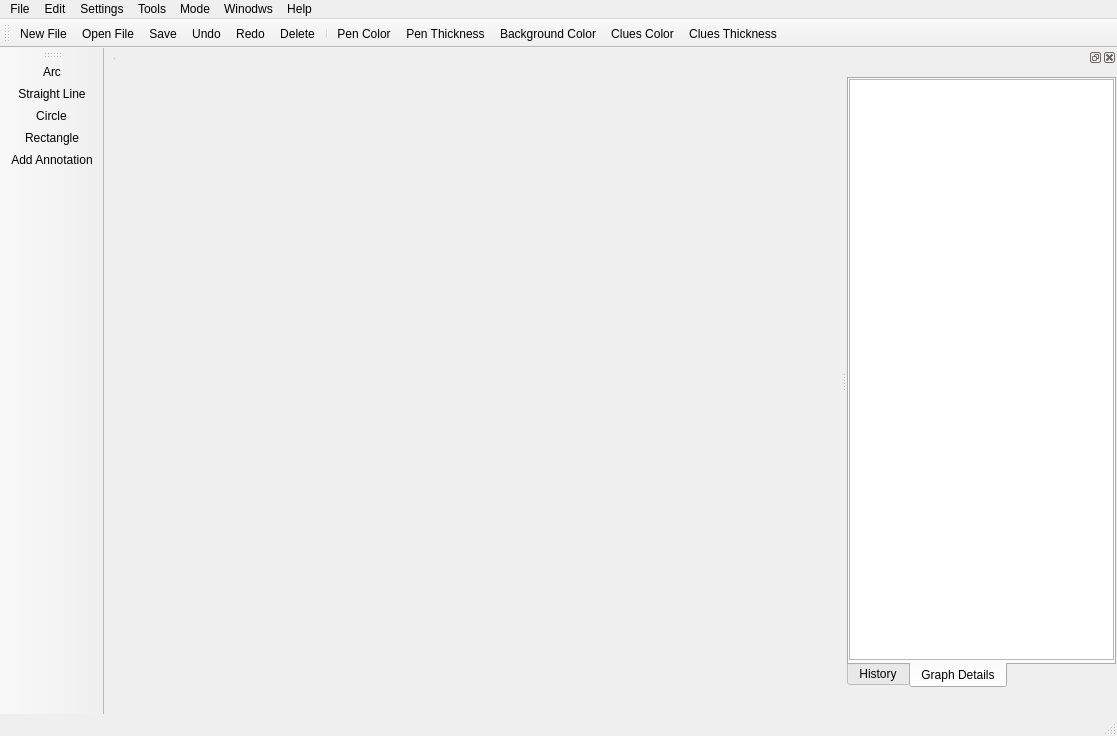
The window that src/QtApp/MainWindow.ui (BBlance/Discrete_math.graph_theory) describes before a commit, drawn with Qt 5.
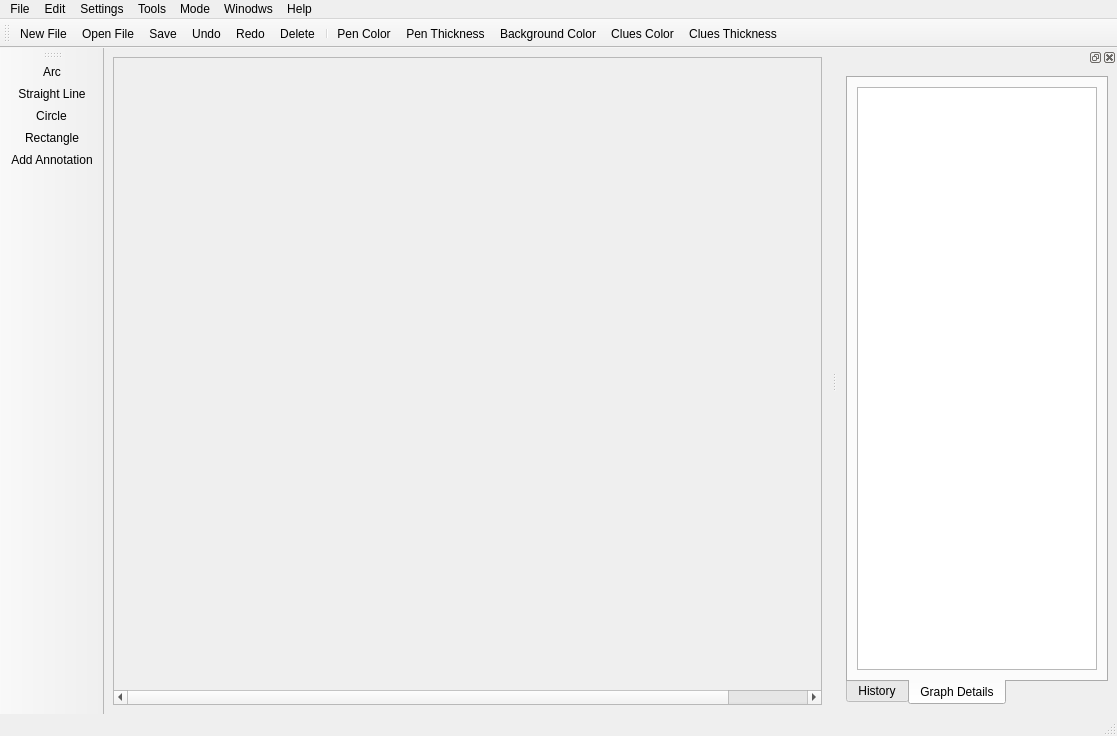
The same window after the commit. The open tabs and pages were chosen to show the change. Icons and pictures are not drawn.

```diff
--- a/src/QtApp/MainWindow.ui
+++ b/src/QtApp/MainWindow.ui
@@ -14,15 +14,9 @@
    <string>MainWindow</string>
   </property>
   <widget class="QWidget" name="centralwidget">
+   <layout class="QVBoxLayout" name="verticalLayout_4">
+    <item>
    <widget class="QScrollArea" name="scrollArea">
-    <property name="geometry">
-     <rect>
-      <x>10</x>
-      <y>10</y>
-      <width>1</width>
-      <height>1</height>
-     </rect>
-    </property>
     <property name="sizePolicy">
      <sizepolicy hsizetype="Expanding" vsizetype="Ignored">
       <horstretch>0</horstretch>
@@ -30,7 +24,7 @@
      </sizepolicy>
     </property>
     <property name="widgetResizable">
-     <bool>true</bool>
+       <bool>false</bool>
     </property>
     <widget class="QWidget" name="scrollAreaWidgetContents">
      <property name="geometry">
@@ -38,7 +32,7 @@
        <x>0</x>
        <y>0</y>
        <width>800</width>
-       <height>600</height>
+         <height>610</height>
       </rect>
      </property>
      <property name="minimumSize">
@@ -47,8 +41,15 @@
        <height>600</height>
       </size>
      </property>
-    </widget>
-   </widget>
+       <layout class="QHBoxLayout" name="horizontalLayout_2">
+        <item>
+         <widget class="QWidget" name="pixmap" native="true"/>
+        </item>
+       </layout>
+      </widget>
+     </widget>
+    </item>
+   </layout>
   </widget>
   <widget class="QMenuBar" name="menubar">
    <property name="geometry">
@@ -312,7 +313,7 @@
    <property name="minimumSize">
     <size>
      <width>270</width>
-     <height>40</height>
+     <height>178</height>
     </size>
    </property>
    <property name="maximumSize">
@@ -334,21 +335,12 @@
       <height>0</height>
      </size>
     </property>
-    <widget class="QWidget" name="verticalLayoutWidget">
-     <property name="geometry">
-      <rect>
-       <x>0</x>
-       <y>10</y>
-       <width>271</width>
-       <height>611</height>
-      </rect>
-     </property>
-     <layout class="QVBoxLayout" name="verticalLayout">
+    <layout class="QVBoxLayout" name="verticalLayout_2">
       <item>
        <widget class="QTabWidget" name="propertyTab">
         <property name="maximumSize">
          <size>
-          <width>269</width>
+         <width>16777215</width>
           <height>16777215</height>
          </size>
         </property>
@@ -362,6 +354,8 @@
          <attribute name="title">
           <string>History</string>
          </attribute>
+        <layout class="QVBoxLayout" name="verticalLayout">
+         <item>
          <widget class="QUndoView" name="undoView">
           <property name="geometry">
            <rect>
@@ -384,38 +378,35 @@
            </size>
           </property>
          </widget>
+         </item>
+        </layout>
         </widget>
         <widget class="QWidget" name="DetailsTab">
          <attribute name="title">
           <string>Graph Details</string>
          </attribute>
+        <layout class="QVBoxLayout" name="verticalLayout_3">
+         <item>
          <widget class="QListView" name="GraphDetails">
-          <property name="geometry">
-           <rect>
-            <x>0</x>
-            <y>0</y>
-            <width>265</width>
-            <height>581</height>
-           </rect>
-          </property>
           <property name="minimumSize">
            <size>
-            <width>265</width>
+             <width>0</width>
             <height>0</height>
            </size>
           </property>
           <property name="maximumSize">
            <size>
-            <width>265</width>
+             <width>16777215</width>
             <height>16777215</height>
            </size>
           </property>
          </widget>
+         </item>
+        </layout>
         </widget>
        </widget>
       </item>
      </layout>
-    </widget>
    </widget>
   </widget>
   <action name="actionNew">
```
Left out of the diff: 10 changed lines with no effect on the pictures. Lines whose indentation alone changed are shown as unchanged.
